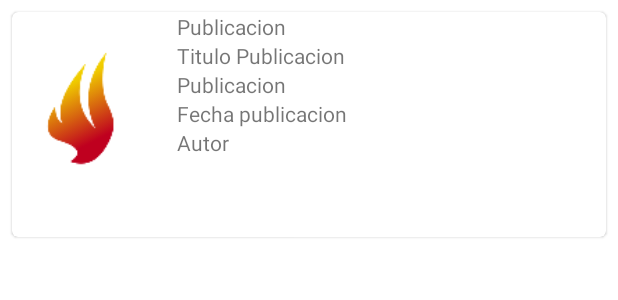
After one commit to erickjhorman/FuegoSantoApp, an Android app: the layout publicaciones.xml on its own in the app's theme, with its tools: preview values and no code run, on a phone screen of 412 x 824 dp. The commit adds this screen. Shown: the top 300 px of the screen. Run offline under Robolectric (Android 15) with nearby library versions, the phone set to English and light mode, and no system bars; network calls fail.

Commit message:
Se muestran las publicaciones en un fragmento

```diff
--- a/app/build.gradle
+++ b/app/build.gradle
@@ -24,7 +24,9 @@ dependencies {
     implementation 'com.android.volley:volley:1.1.1'
     implementation 'androidx.constraintlayout:constraintlayout:1.1.3'
     implementation 'com.google.android.material:material:1.1.0-alpha06'
+    implementation 'androidx.legacy:legacy-support-v4:1.0.0'
     testImplementation 'junit:junit:4.12'
     androidTestImplementation 'androidx.test:runner:1.1.0'
+    implementation 'androidx.recyclerview:recyclerview:1.0.0'
     androidTestImplementation 'androidx.test.espresso:espresso-core:3.1.0'
 }
--- a/app/src/main/java/com/example/fuegosantoapp/Constants.java
+++ b/app/src/main/java/com/example/fuegosantoapp/Constants.java
@@ -5,5 +5,6 @@ public class Constants {
 public static final String ROOT_URL = "http://192.168.0.74/Android/v1/";
 public static final String URL_REGISTER = ROOT_URL + "registerSuscriptor.php";
 public static final String URL_LOGIN = ROOT_URL + "subscriptorLogin.php";
+public static final String URL_GETPUBLICACIONFS = ROOT_URL + "publications.php";
 
 }
--- /dev/null
+++ b/app/src/main/java/com/example/fuegosantoapp/interfaces/IFragments.java
@@ -0,0 +1,6 @@
+package com.example.fuegosantoapp.interfaces;
+
+import com.example.fuegosantoapp.fragmentos.Fragmento_publicaciones;
+
+public interface IFragments extends Fragmento_publicaciones.OnFragmentInteractionListener {
+}
--- /dev/null
+++ b/app/src/main/res/layout/publicaciones.xml
@@ -0,0 +1,75 @@
+<?xml version="1.0" encoding="utf-8"?>
+<LinearLayout xmlns:android="http://schemas.android.com/apk/res/android"
+    android:orientation="vertical" android:layout_width="match_parent"
+    android:layout_height="match_parent">
+
+    <com.google.android.material.card.MaterialCardView
+        android:layout_width="match_parent"
+        android:layout_height="wrap_content"
+        android:layout_marginLeft="@dimen/mtrl_card_spacing"
+        android:layout_marginTop="@dimen/mtrl_card_spacing"
+        android:layout_marginRight="@dimen/mtrl_card_spacing"
+        android:minHeight="150dp">
+
+        <LinearLayout
+            android:layout_width="match_parent"
+            android:layout_height="wrap_content"
+            android:orientation="horizontal">
+
+
+            <ImageView
+                android:id="@+id/idImagen"
+                android:layout_width="100dp"
+                android:layout_height="100dp"
+                android:layout_marginTop="15dp"
+                android:layout_marginRight="10dp"
+                android:src="@mipmap/ic_launcher" />
+
+            <LinearLayout
+                android:layout_width="wrap_content"
+                android:layout_height="wrap_content"
+                android:orientation="vertical">
+
+                <TextView
+
+                    android:id="@+id/idPublicacion"
+                    android:layout_width="wrap_content"
+                    android:layout_height="wrap_content"
+                    android:text="Publicacion" />
+
+                <TextView
+
+                    android:id="@+id/tituloPublicacion"
+                    android:layout_width="wrap_content"
+                    android:layout_height="wrap_content"
+                    android:text="Titulo Publicacion" />
+
+                <TextView
+
+                    android:id="@+id/Publicacion"
+                    android:layout_width="wrap_content"
+                    android:layout_height="wrap_content"
+                    android:text="Publicacion" />
+
+
+
+                <TextView
+
+                    android:id="@+id/fechaPublicacion"
+                    android:layout_width="wrap_content"
+                    android:layout_height="wrap_content"
+                    android:text="Fecha publicacion" />
+
+                <TextView
+
+                    android:id="@+id/autor"
+                    android:layout_width="wrap_content"
+                    android:layout_height="wrap_content"
+                    android:text="Autor" />
+
+            </LinearLayout>
+
+        </LinearLayout>
+    </com.google.android.material.card.MaterialCardView>
+
+</LinearLayout>
--- a/app/src/main/res/values/strings.xml
+++ b/app/src/main/res/values/strings.xml
@@ -4,4 +4,7 @@
     <string name="navigation_drawer_open">Open navigation drawer </string>
     <string name="navigation_drawer_close">Close  navigation drawer </string>
 
+    <!-- TODO: Remove or change this placeholder text -->
+    <string name="hello_blank_fragment">Hello blank fragment</string>
+
 </resources>
--- a/build.gradle
+++ b/build.gradle
@@ -7,7 +7,7 @@ buildscript {
 
     }
     dependencies {
-        classpath 'com.android.tools.build:gradle:3.5.0-rc01'
+        classpath 'com.android.tools.build:gradle:3.5.0'
 
 
         // NOTE: Do not place your application dependencies here; they belong
```
Also changed, not shown: app/src/main/java/com/example/fuegosantoapp/MainActivity.java (+21 -24 lines), app/src/main/java/com/example/fuegosantoapp/adapter/publicacionesAdapter.java (added, +62 -0 lines), app/src/main/java/com/example/fuegosantoapp/entidades/Publicacion.java (added, +59 -0 lines), app/src/main/java/com/example/fuegosantoapp/fragmentos/Fragmento_articulo.java (deleted, +0 -23 lines), app/src/main/java/com/example/fuegosantoapp/fragmentos/Fragmento_publicaciones.java (added, +208 -0 lines), app/src/main/res/layout/fragment_fragmento_publicaciones.xml (added, +13 -0 lines).
